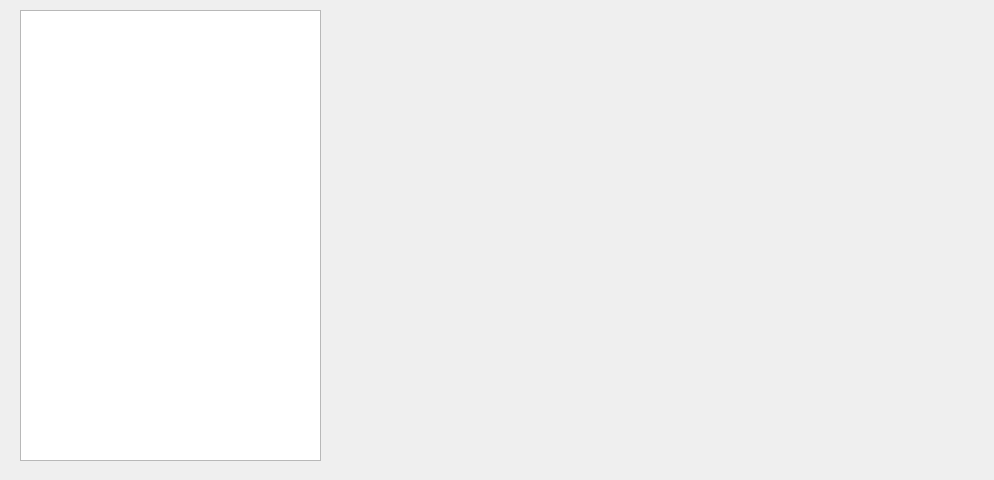
Qt form analysiswindow.ui (emptyewer/Interlink) before a commit.
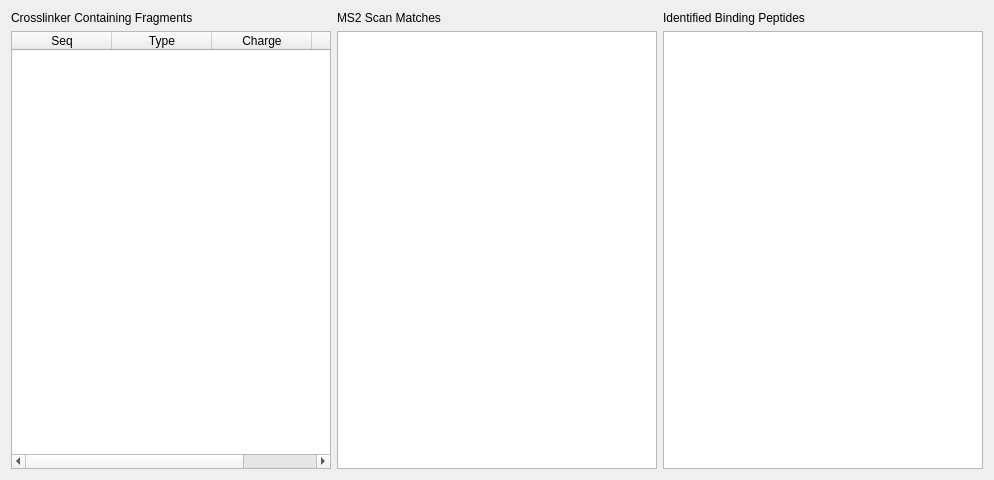
The same form after that commit.

```diff
--- a/analysiswindow.ui
+++ b/analysiswindow.ui
@@ -19,16 +19,83 @@
   <property name="windowTitle">
    <string>Interlink++ : Analysis Steps</string>
   </property>
-  <widget class="QTableWidget" name="tableWidget">
-   <property name="geometry">
-    <rect>
-     <x>20</x>
-     <y>10</y>
-     <width>301</width>
-     <height>451</height>
-    </rect>
-   </property>
-  </widget>
+  <layout class="QHBoxLayout" name="horizontalLayout">
+   <item>
+    <layout class="QVBoxLayout" name="verticalLayout">
+     <item>
+      <widget class="QLabel" name="label">
+       <property name="text">
+        <string>Crosslinker Containing Fragments</string>
+       </property>
+      </widget>
+     </item>
+     <item>
+      <widget class="QTableWidget" name="fragments_list_table">
+       <property name="alternatingRowColors">
+        <bool>true</bool>
+       </property>
+       <attribute name="horizontalHeaderCascadingSectionResizes">
+        <bool>true</bool>
+       </attribute>
+       <attribute name="horizontalHeaderStretchLastSection">
+        <bool>true</bool>
+       </attribute>
+       <attribute name="verticalHeaderVisible">
+        <bool>true</bool>
+       </attribute>
+       <column>
+        <property name="text">
+         <string>Seq</string>
+        </property>
+       </column>
+       <column>
+        <property name="text">
+         <string>Type</string>
+        </property>
+       </column>
+       <column>
+        <property name="text">
+         <string>Charge</string>
+        </property>
+       </column>
+       <column>
+        <property name="text">
+         <string>m/z</string>
+        </property>
+       </column>
+      </widget>
+     </item>
+    </layout>
+   </item>
+   <item>
+    <layout class="QVBoxLayout" name="verticalLayout_2">
+     <item>
+      <widget class="QLabel" name="label_2">
+       <property name="text">
+        <string>MS2 Scan Matches</string>
+       </property>
+      </widget>
+     </item>
+     <item>
+      <widget class="QTableWidget" name="tableWidget"/>
+     </item>
+    </layout>
+   </item>
+   <item>
+    <layout class="QVBoxLayout" name="verticalLayout_3">
+     <item>
+      <widget class="QLabel" name="label_3">
+       <property name="text">
+        <string>Identified Binding Peptides</string>
+       </property>
+      </widget>
+     </item>
+     <item>
+      <widget class="QTableWidget" name="tableWidget_2"/>
+     </item>
+    </layout>
+   </item>
+  </layout>
  </widget>
  <resources/>
  <connections/>
```
